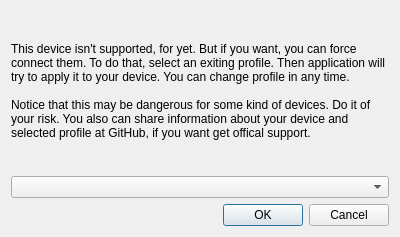
Above: openfreebuds_qt/designer/dialog_profile_picker.ui from melianmiko/OpenFreebuds before the change. Below: the same form after it.
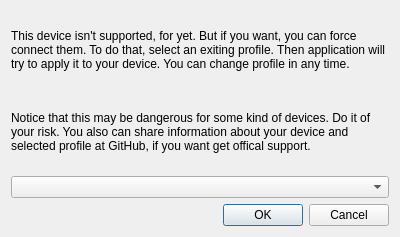
That is the form after the change.

Diff of the .ui file:
```diff
--- a/openfreebuds_qt/designer/dialog_profile_picker.ui
+++ b/openfreebuds_qt/designer/dialog_profile_picker.ui
@@ -17,9 +17,17 @@
    <item>
     <widget class="QLabel" name="label">
      <property name="text">
-      <string>This device isn't supported, for yet. But if you want, you can force connect them. To do that, select an exiting profile. Then application will try to apply it to your device. You can change profile in any time. 
-
-Notice that this may be dangerous for some kind of devices. Do it of your risk. You also can share information about your device and selected profile at GitHub, if you want get offical support.</string>
+      <string>This device isn't supported, for yet. But if you want, you can force connect them. To do that, select an exiting profile. Then application will try to apply it to your device. You can change profile in any time.</string>
+     </property>
+     <property name="wordWrap">
+      <bool>true</bool>
+     </property>
+    </widget>
+   </item>
+   <item>
+    <widget class="QLabel" name="label_2">
+     <property name="text">
+      <string>Notice that this may be dangerous for some kind of devices. Do it of your risk. You also can share information about your device and selected profile at GitHub, if you want get offical support.</string>
      </property>
      <property name="wordWrap">
       <bool>true</bool>
```
